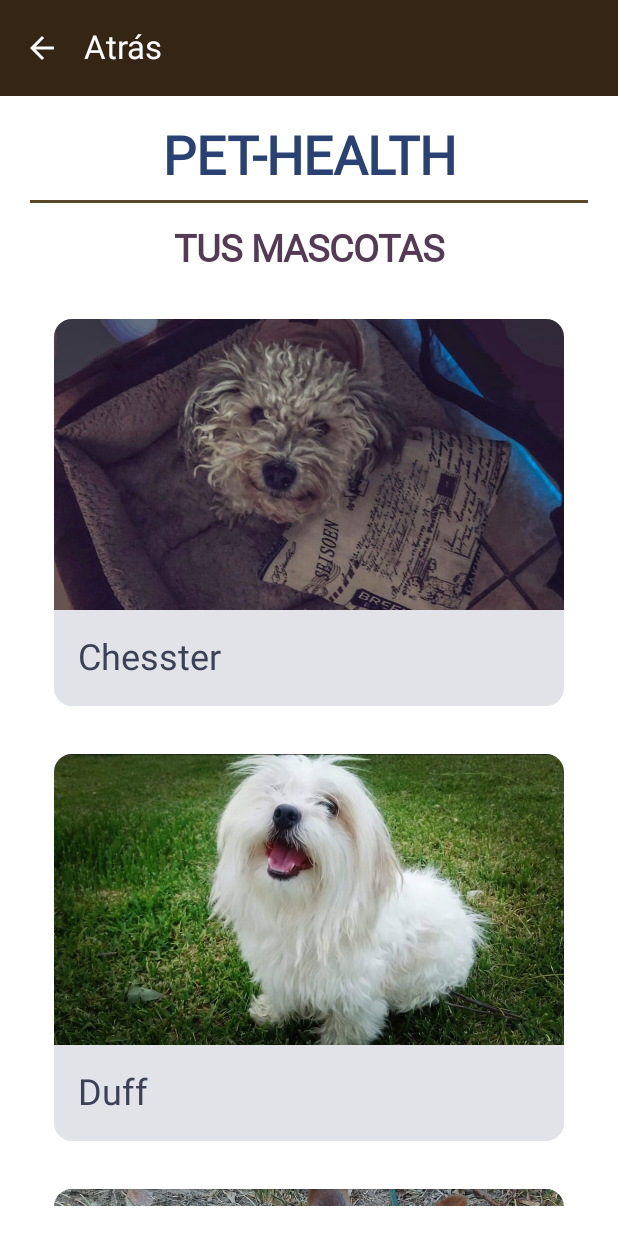
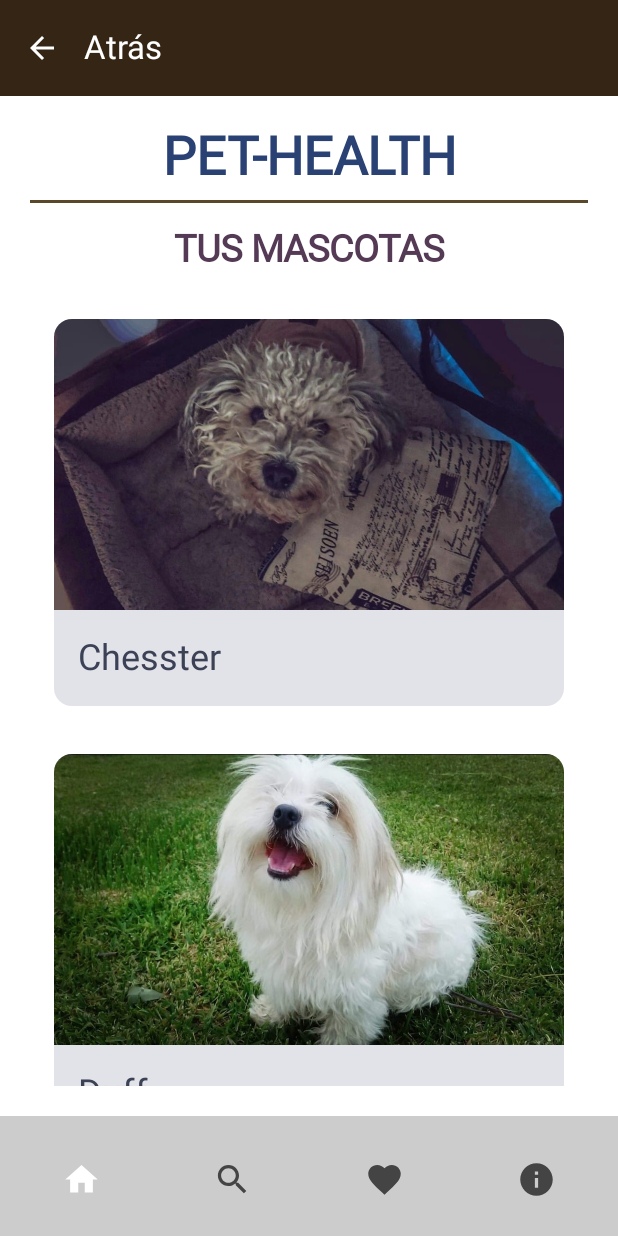
Before and after one commit to mary0113/Mascotas_v1, an Android app built with Jetpack Compose: the HomeScreen screen opened through its navigation route, on a phone screen of 412 x 824 dp. Run offline under Robolectric (Android 15) with nearby library versions, the phone set to English and light mode, and no system bars; Roboto replaces fonts that are not available here.

Commit message:
Version 8

```diff
--- a/app/build.gradle.kts
+++ b/app/build.gradle.kts
@@ -57,6 +57,8 @@ dependencies {
     implementation("androidx.activity:activity-compose:1.6.1")
     implementation("androidx.compose.material3:material3:1.2.1")
 
+    implementation("androidx.navigation:navigation-compose:2.4.0-alpha10")
+    implementation ("androidx.compose.material3:material3:1.2.1")
 
     implementation(libs.androidx.core.ktx)
     implementation(libs.androidx.lifecycle.runtime.ktx)
--- a/app/src/main/java/com/example/mascotas/Home.kt
+++ b/app/src/main/java/com/example/mascotas/Home.kt
@@ -70,6 +70,9 @@ fun HomeScreen(navController: NavController) {
                     containerColor = Color(0xFF352514)
                 )
             )
+        },
+        bottomBar = {
+            MyBottomAppBar(navController)
         },
         content = { innerPadding ->
             Box(
--- a/app/src/main/java/com/example/mascotas/MainActivity.kt
+++ b/app/src/main/java/com/example/mascotas/MainActivity.kt
@@ -1,8 +1,6 @@
 package com.example.mascotas
 
-import android.graphics.drawable.Icon
 import android.os.Bundle
-import android.widget.Toast
 import androidx.activity.ComponentActivity
 import androidx.activity.compose.setContent
 import androidx.activity.enableEdgeToEdge
@@ -15,34 +13,28 @@ import androidx.compose.foundation.layout.fillMaxSize
 import androidx.compose.foundation.layout.padding
 import androidx.compose.foundation.layout.size
 import androidx.compose.material.icons.Icons
-import androidx.compose.material.icons.filled.Add
 import androidx.compose.material.icons.filled.Favorite
 import androidx.compose.material.icons.filled.Home
-import androidx.compose.material.icons.filled.Person
+import androidx.compose.material.icons.filled.Info
 import androidx.compose.material.icons.filled.Search
 import androidx.compose.material3.BottomAppBar
 import androidx.compose.material3.Button
 import androidx.compose.material3.ButtonDefaults
-import androidx.compose.material3.FloatingActionButton
 import androidx.compose.material3.Icon
 import androidx.compose.material3.IconButton
 import androidx.compose.material3.MaterialTheme
-import androidx.compose.material3.NavigationBar
-import androidx.compose.material3.NavigationBarItem
 import androidx.compose.material3.Scaffold
 import androidx.compose.material3.Surface
 import androidx.compose.material3.Text
 import androidx.compose.runtime.Composable
 import androidx.compose.runtime.mutableStateOf
 import androidx.compose.runtime.remember
-import androidx.compose.runtime.rememberCoroutineScope
 import androidx.compose.ui.Alignment
 import androidx.compose.ui.Modifier
 import androidx.compose.ui.graphics.Color
 import androidx.compose.ui.layout.ContentScale
 import androidx.compose.ui.platform.LocalContext
 import androidx.compose.ui.res.painterResource
-import androidx.compose.ui.semantics.SemanticsProperties.ContentDescription
 import androidx.compose.ui.tooling.preview.Preview
 import androidx.compose.ui.unit.dp
 import androidx.compose.ui.unit.sp
@@ -81,8 +73,14 @@ class MainActivity : ComponentActivity() {
                                 DetailScreen(navController = navController, mascotaId = id)
                             }
                         }
-                        composable("vaccines_screen") {
-                            VaccinesScreen(navController)
+                        composable("search"){
+                            SearchScreen(navController)
+                        }
+                        composable("favorites"){
+                            FavoritesScreen(navController)
+                        }
+                        composable("info") {
+                            InfoScreen(navController)
                         }
 
                     }
@@ -165,6 +163,80 @@ fun PrincipalImage(title: String, phrase: String, modifier: Modifier = Modifier,
     }
 }
 
+@Composable
+fun MyBottomAppBar(navController: NavController) {
+    val context = LocalContext.current.applicationContext
+    val selected = remember { mutableStateOf(Icons.Default.Home) }
+
+    BottomAppBar(
+        containerColor = Color.LightGray
+    ) {
+        IconButton(
+            onClick = {
+                selected.value = Icons.Default.Home
+                navController.navigate(Screens.Home.screen) {
+                    popUpTo(Screens.Home.screen) { inclusive = true }
+                }
+            },
+            modifier = Modifier.weight(1f)
+        ) {
+            Icon(
+                Icons.Default.Home,
+                contentDescription = null,
+                modifier = Modifier.size(26.dp),
+                tint = if (selected.value == Icons.Default.Home) Color.White else Color.DarkGray
+            )
+        }
+        IconButton(
+            onClick = {
+                selected.value = Icons.Default.Search
+                navController.navigate(Screens.Search.screen) {
+                    popUpTo(Screens.Home.screen) { inclusive = false }
+                }
+            },
+            modifier = Modifier.weight(1f)
+        ) {
+            Icon(
+                Icons.Default.Search,
+                contentDescription = null,
+                modifier = Modifier.size(26.dp),
+                tint = if (selected.value == Icons.Default.Search) Color.White else Color.DarkGray
+            )
+        }
+        IconButton(
+            onClick = {
+                selected.value = Icons.Default.Favorite
+                navController.navigate(Screens.Favorites.screen) {
+                    popUpTo(Screens.Home.screen) { inclusive = false }
+                }
+            },
+            modifier = Modifier.weight(1f)
+        ) {
+            Icon(
+                Icons.Default.Favorite,
+                contentDescription = null,
+                modifier = Modifier.size(26.dp),
+                tint = if (selected.value == Icons.Default.Favorite) Color.White else Color.DarkGray
+            )
+        }
+        IconButton(
+            onClick = {
+                selected.value = Icons.Default.Info
+                navController.navigate(Screens.Info.screen) {
+                    popUpTo(Screens.Home.screen) { inclusive = false }
+                }
+            },
+            modifier = Modifier.weight(1f)
+        ) {
+            Icon(
+                Icons.Default.Info,
+                contentDescription = null,
+                modifier = Modifier.size(26.dp),
+                tint = if (selected.value == Icons.Default.Info) Color.White else Color.DarkGray
+            )
+        }
+    }
+}
 
 
 @Preview(showBackground = true)
```
